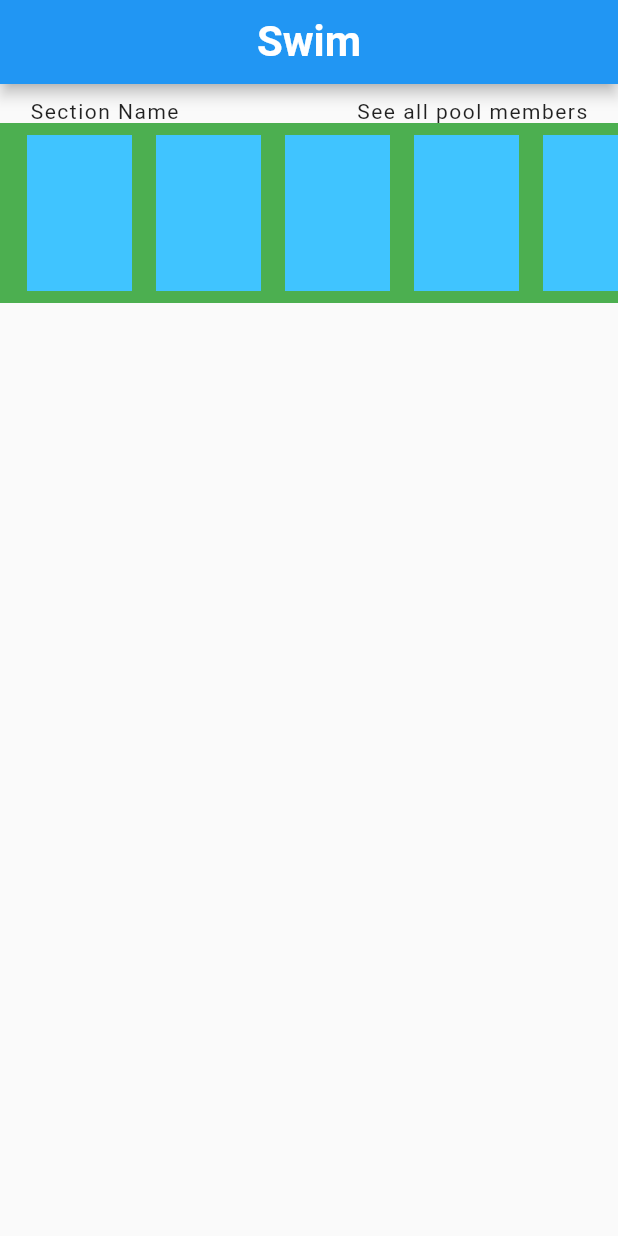
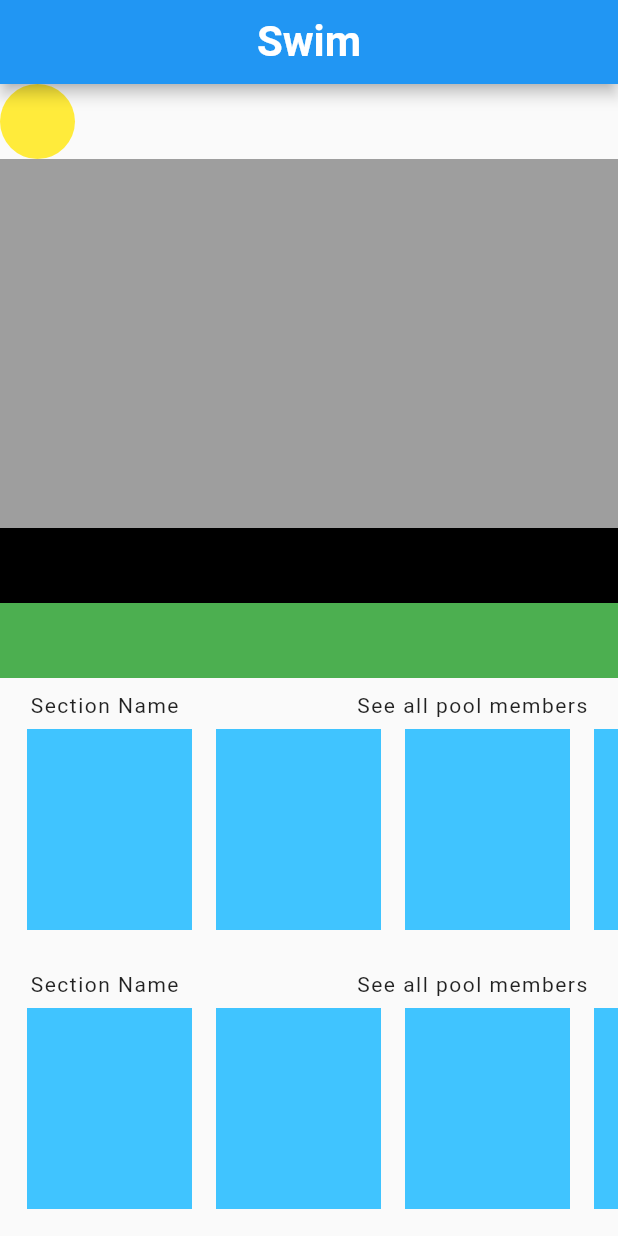
Before and after one commit to femidof/Swim_app_hackathon, a Flutter app: the screen it shows after launch, on a phone screen of 412 x 824 dp. Run offline on Flutter 3.47's test engine with Material 2 defaults, Android fonts, the light colour scheme and no system bars.

Commit message:
pushing to working_firebase branch

```diff
--- a/lib/main.dart
+++ b/lib/main.dart
@@ -1,5 +1,6 @@
 import 'package:flutter/material.dart';
 import 'package:swim_app_hack/screens/home_screen.dart';
+import 'package:swim_app_hack/screens/pool_screen.dart';
 import 'package:swim_app_hack/screens/pool_section_chat.dart';
 
 void main() {
@@ -16,7 +17,7 @@ class MyApp extends StatelessWidget {
         primarySwatch: Colors.blue,
         visualDensity: VisualDensity.adaptivePlatformDensity,
       ),
-      home: PoolSectionChat(),
+      home: PoolScreen(),
     );
   }
 }
--- a/lib/screens/pool_screen.dart
+++ b/lib/screens/pool_screen.dart
@@ -1,5 +1,5 @@
-
 import 'package:flutter/material.dart';
+import 'package:swim_app_hack/widgets/pool_posts.dart';
 
 class PoolScreen extends StatefulWidget {
   @override
@@ -9,8 +9,57 @@ class PoolScreen extends StatefulWidget {
 class _PoolScreenState extends State<PoolScreen> {
   @override
   Widget build(BuildContext context) {
-    return Container(
+    return Scaffold(
+        appBar: AppBar(
+          centerTitle: true,
+          title: Text(
+            "Swim",
+            style: TextStyle(
+              fontSize: 28.0,
+              fontWeight: FontWeight.bold,
+            ),
+          ),
+          // elevation: 5.0,
+        ),
 
-    );
+        body: Column(
+          children: [
+            Row(
+              children: [
+                CircleAvatar(
+                  radius: 25.0,
+                  // color: Colors.yellow,
+                  backgroundColor: Colors.yellow,
+                ),
+              ],
+            ),
+
+
+            Expanded(
+              child: Container(
+                color: Colors.grey,
+                child: Column(
+                  mainAxisAlignment: MainAxisAlignment.end,
+                  children: [
+                    Container(
+                      height: 50,
+                      color: Colors.black,
+                    ),
+                  ],
+                ),
+              ),
+            ),
+
+
+            //here is the bar status
+            Container(
+              color: Colors.green,
+              height: 50,
+            ),
+            Container(),
+            PoolPosts(),
+            PoolPosts(),
+          ],
+        ));
   }
 }
--- a/lib/screens/pool_section_chat.dart
+++ b/lib/screens/pool_section_chat.dart
@@ -1,13 +1,13 @@
 import 'package:flutter/material.dart';
 import 'package:swim_app_hack/widgets/pool_posts.dart';
 
-class PoolSectionChat extends StatefulWidget {
+class PoolSectionChatScreen extends StatefulWidget {
   @override
-  _PoolSectionChatState createState() => _PoolSectionChatState();
+  _PoolSectionChatScreenState createState() => _PoolSectionChatScreenState();
 }
 
 //TODO WORK HERE, AND FINISH A BASE CHAT SCREEN FOR THE SECTION
-class _PoolSectionChatState extends State<PoolSectionChat> {
+class _PoolSectionChatScreenState extends State<PoolSectionChatScreen> {
   @override
   Widget build(BuildContext context) {
     return Scaffold(
@@ -26,16 +26,20 @@ class _PoolSectionChatState extends State<PoolSectionChat> {
       //favorite contacts for the posts sidescrolling
       // and other users below
       body: Column(
-            children: <Widget>[
-              // Text("Posts"),
-              PoolPosts(),
-              // Text("Users"),
-              // Text("Chat"),
-
-            ],
-          // ),
-        ),
-
+        children: <Widget>[
+          PoolPosts(),
+          Container(
+            margin: EdgeInsets.symmetric(horizontal: 2.0, vertical: 5.0),
+            color: Colors.green,
+            child: Text(
+              "You have new messages",
+              style: TextStyle(letterSpacing: 1.0),
+            ),
+          ),
+          Container(),
+        ],
+        // ),
+      ),
     );
   }
 }
--- a/lib/widgets/pool_posts.dart
+++ b/lib/widgets/pool_posts.dart
@@ -26,13 +26,13 @@ class _PoolPostsState extends State<PoolPosts> {
             ),
           ),
           Container(
-            height: 120,
-            color: Colors.green,
+            height: 150,
+            // color: Colors.green,
             child: ListView.builder(
               //spacing to the left
               padding: EdgeInsets.only(left: 10.0),
               scrollDirection: Axis.horizontal,
-              itemCount: 6,
+              itemCount: 4,
               itemBuilder: (BuildContext context, int index) {
                 return GestureDetector(
                   onTap: () {
@@ -41,7 +41,7 @@ class _PoolPostsState extends State<PoolPosts> {
                   child: Padding(
                     padding: const EdgeInsets.all(8.0),
                     child: Container(
-                      width: 70,
+                      width: 110,
                       // height: 10,
                       color: Colors.lightBlueAccent,
                     ),
--- a/pubspec.yaml
+++ b/pubspec.yaml
@@ -34,7 +34,8 @@ flutter:
   # the material Icons class.
   uses-material-design: true
   # To add assets to your application, add an assets section, like this:
-  # assets:
+  assets:
+      - assets/images/
   #   - images/a_dot_burr.jpeg
   #   - images/a_dot_ham.jpeg
   # An image asset can refer to one or more resolution-specific "variants", see
```
Also changed, not shown: 2 other files.
